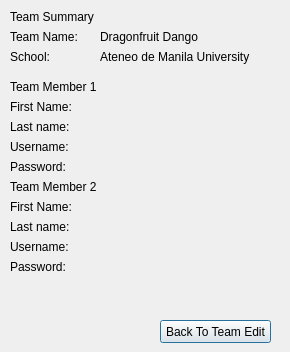
Above: src/registration_app/team_view.ui from trigger-happy/Cerberus before the change. Below: the same form after it.
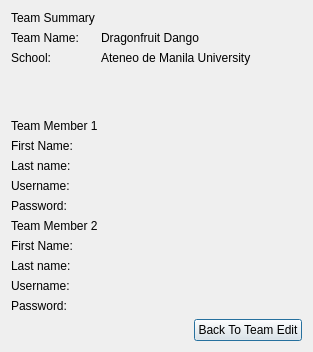
That is the form after the change.

Commit message: Did a few layout fixes.

Patch:
```diff
--- a/src/registration_app/team_view.ui
+++ b/src/registration_app/team_view.ui
@@ -6,22 +6,15 @@
    <rect>
     <x>0</x>
     <y>0</y>
-    <width>290</width>
+    <width>313</width>
     <height>352</height>
    </rect>
   </property>
   <property name="windowTitle">
    <string>Dialog</string>
   </property>
-  <widget class="QWidget" name="formLayoutWidget">
-   <property name="geometry">
-    <rect>
-     <x>10</x>
-     <y>10</y>
-     <width>271</width>
-     <height>62</height>
-    </rect>
-   </property>
+  <layout class="QVBoxLayout" name="verticalLayout">
+   <item>
    <layout class="QFormLayout" name="formLayout_3">
     <property name="fieldGrowthPolicy">
      <enum>QFormLayout::AllNonFixedFieldsGrow</enum>
@@ -62,55 +55,59 @@
      </widget>
     </item>
    </layout>
-  </widget>
-  <widget class="QPushButton" name="back_to_edit_btn">
-   <property name="geometry">
-    <rect>
-     <x>160</x>
-     <y>320</y>
-     <width>111</width>
-     <height>23</height>
-    </rect>
-   </property>
+   </item>
+   <item>
+    <layout class="QFormLayout" name="formLayout">
+     <item row="0" column="0">
+      <widget class="QLabel" name="label">
    <property name="text">
-    <string>Back To Team Edit</string>
-   </property>
-  </widget>
-  <widget class="QWidget" name="formLayoutWidget_2">
-   <property name="geometry">
-    <rect>
-     <x>10</x>
-     <y>80</y>
-     <width>271</width>
-     <height>221</height>
-    </rect>
-   </property>
-   <layout class="QFormLayout" name="formLayout_4">
-    <property name="fieldGrowthPolicy">
-     <enum>QFormLayout::AllNonFixedFieldsGrow</enum>
-    </property>
-    <item row="4" column="0">
+        <string>Team Member 1</string>
+       </property>
+      </widget>
+     </item>
+     <item row="1" column="0">
      <widget class="QLabel" name="label_9">
       <property name="text">
        <string>First Name:</string>
       </property>
      </widget>
     </item>
-    <item row="5" column="0">
+     <item row="1" column="1">
+      <widget class="QLabel" name="label_2">
+       <property name="text">
+        <string>&lt;insert first name here&gt;</string>
+       </property>
+      </widget>
+     </item>
+     <item row="2" column="0">
      <widget class="QLabel" name="label_10">
       <property name="text">
        <string>Last name:</string>
       </property>
      </widget>
     </item>
-    <item row="6" column="0">
+     <item row="2" column="1">
+      <widget class="QLabel" name="label_13">
+       <property name="text">
+        <string>&lt;insert last name here&gt;</string>
+       </property>
+      </widget>
+     </item>
+     <item row="3" column="0">
      <widget class="QLabel" name="label_11">
       <property name="text">
        <string>Username:</string>
       </property>
      </widget>
     </item>
-    <item row="7" column="0">
+     <item row="3" column="1">
+      <widget class="QLabel" name="label_14">
+       <property name="text">
+        <string>&lt;insert username here&gt;</string>
+       </property>
+      </widget>
+     </item>
+     <item row="4" column="0">
      <widget class="QLabel" name="label_12">
       <property name="text">
        <string>Password:</string>
@@ -118,105 +115,102 @@
      </widget>
     </item>
     <item row="4" column="1">
-     <widget class="QLabel" name="label_2">
-      <property name="text">
-       <string>&lt;insert first name here&gt;</string>
-      </property>
-     </widget>
-    </item>
-    <item row="5" column="1">
-     <widget class="QLabel" name="label_13">
-      <property name="text">
-       <string>&lt;insert last name here&gt;</string>
-      </property>
-     </widget>
-    </item>
-    <item row="6" column="1">
-     <widget class="QLabel" name="label_14">
-      <property name="text">
-       <string>&lt;insert username here&gt;</string>
-      </property>
-     </widget>
-    </item>
-    <item row="7" column="1">
      <widget class="QLabel" name="label_15">
       <property name="text">
        <string>&lt;insert password here&gt;</string>
       </property>
      </widget>
     </item>
-    <item row="9" column="0">
+     <item row="5" column="0">
+      <widget class="QLabel" name="label_24">
+       <property name="text">
+        <string>Team Member 2</string>
+       </property>
+      </widget>
+     </item>
+     <item row="6" column="0">
      <widget class="QLabel" name="label_23">
       <property name="text">
        <string>First Name:</string>
       </property>
      </widget>
     </item>
-    <item row="9" column="1">
+     <item row="6" column="1">
      <widget class="QLabel" name="label_17">
       <property name="text">
        <string>&lt;insert first name here&gt;</string>
       </property>
      </widget>
     </item>
-    <item row="10" column="0">
+     <item row="7" column="0">
      <widget class="QLabel" name="label_20">
       <property name="text">
        <string>Last name:</string>
       </property>
      </widget>
     </item>
-    <item row="10" column="1">
+     <item row="7" column="1">
      <widget class="QLabel" name="label_22">
       <property name="text">
        <string>&lt;insert last name here&gt;</string>
       </property>
      </widget>
     </item>
-    <item row="11" column="0">
+     <item row="8" column="0">
      <widget class="QLabel" name="label_19">
       <property name="text">
        <string>Username:</string>
       </property>
      </widget>
     </item>
-    <item row="11" column="1">
+     <item row="8" column="1">
      <widget class="QLabel" name="label_21">
       <property name="text">
        <string>&lt;insert username here&gt;</string>
       </property>
      </widget>
     </item>
-    <item row="12" column="0">
+     <item row="9" column="0">
      <widget class="QLabel" name="label_18">
       <property name="text">
        <string>Password:</string>
       </property>
      </widget>
     </item>
-    <item row="12" column="1">
+     <item row="9" column="1">
      <widget class="QLabel" name="label_16">
       <property name="text">
        <string>&lt;insert password here&gt;</string>
       </property>
      </widget>
     </item>
-    <item row="8" column="0">
-     <widget class="QLabel" name="label_24">
-      <property name="text">
-       <string>Team Member 2</string>
-      </property>
-     </widget>
-    </item>
-    <item row="3" column="0">
-     <widget class="QLabel" name="label">
+    </layout>
+   </item>
+   <item>
+    <layout class="QHBoxLayout" name="horizontalLayout">
+     <item>
+      <spacer name="horizontalSpacer">
+       <property name="orientation">
+        <enum>Qt::Horizontal</enum>
+       </property>
+       <property name="sizeHint" stdset="0">
+        <size>
+         <width>40</width>
+         <height>20</height>
+        </size>
+       </property>
+      </spacer>
+     </item>
+     <item>
+      <widget class="QPushButton" name="back_to_edit_btn">
       <property name="text">
-       <string>Team Member 1</string>
+        <string>Back To Team Edit</string>
       </property>
      </widget>
     </item>
    </layout>
-  </widget>
+   </item>
+  </layout>
  </widget>
  <resources/>
  <connections/>
```
Lines whose indentation alone changed are shown as unchanged. The commit also changes 3 other files.
